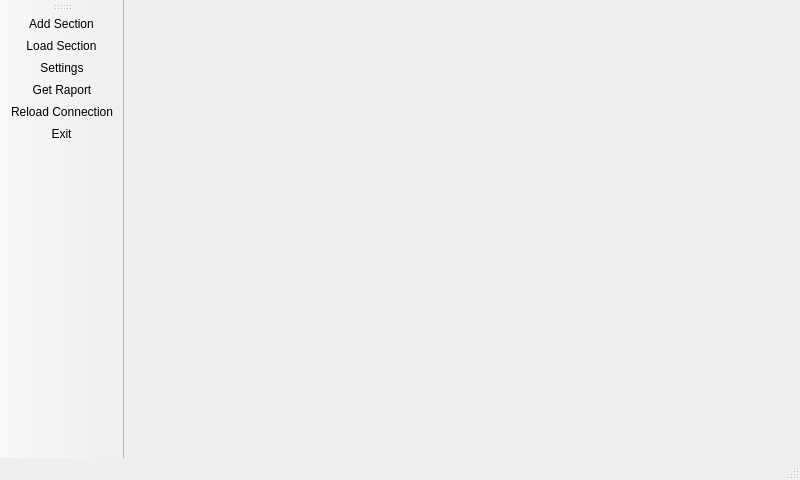
Qt form GreenhouseSystem/src/mainwindow.ui (JakubAleksander/GreenhouseSystem) before a commit.
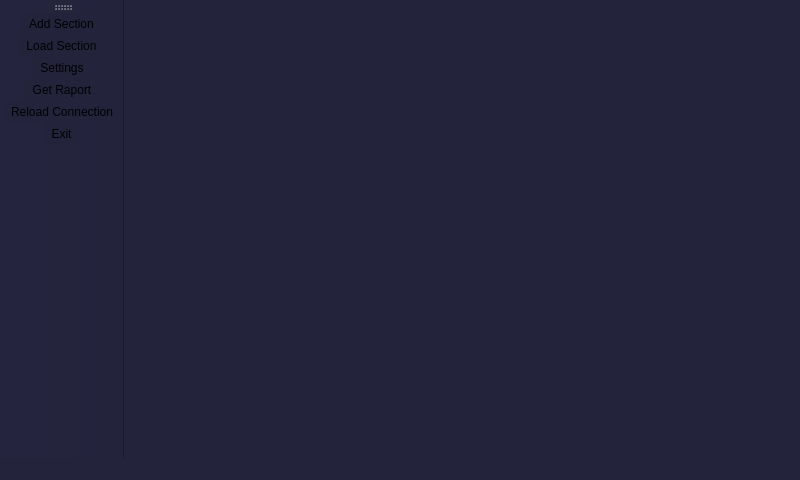
The same form after that commit. Icons and pictures are not drawn. Custom widgets are drawn as their Qt base class.

Commit message: Add logic to pump/fun/light buttons

The edit to the form file:
```diff
--- a/GreenhouseSystem/src/mainwindow.ui
+++ b/GreenhouseSystem/src/mainwindow.ui
@@ -25,6 +25,9 @@
   <property name="windowTitle">
    <string>MainWindow</string>
   </property>
+  <property name="styleSheet">
+   <string notr="true">background-color: rgb(35, 35, 60);</string>
+  </property>
   <widget class="QWidget" name="centralWidget">
    <widget class="SectionsManager" name="sectionsManager" native="true">
     <property name="geometry">
```
The commit also changes 6 other files.
